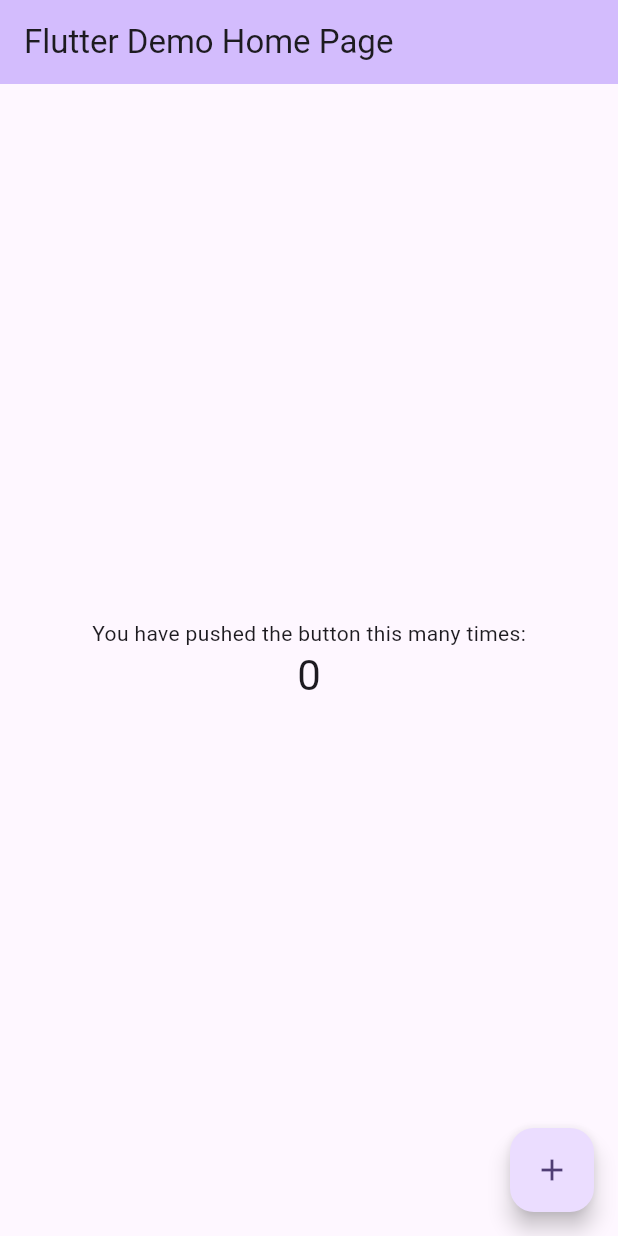
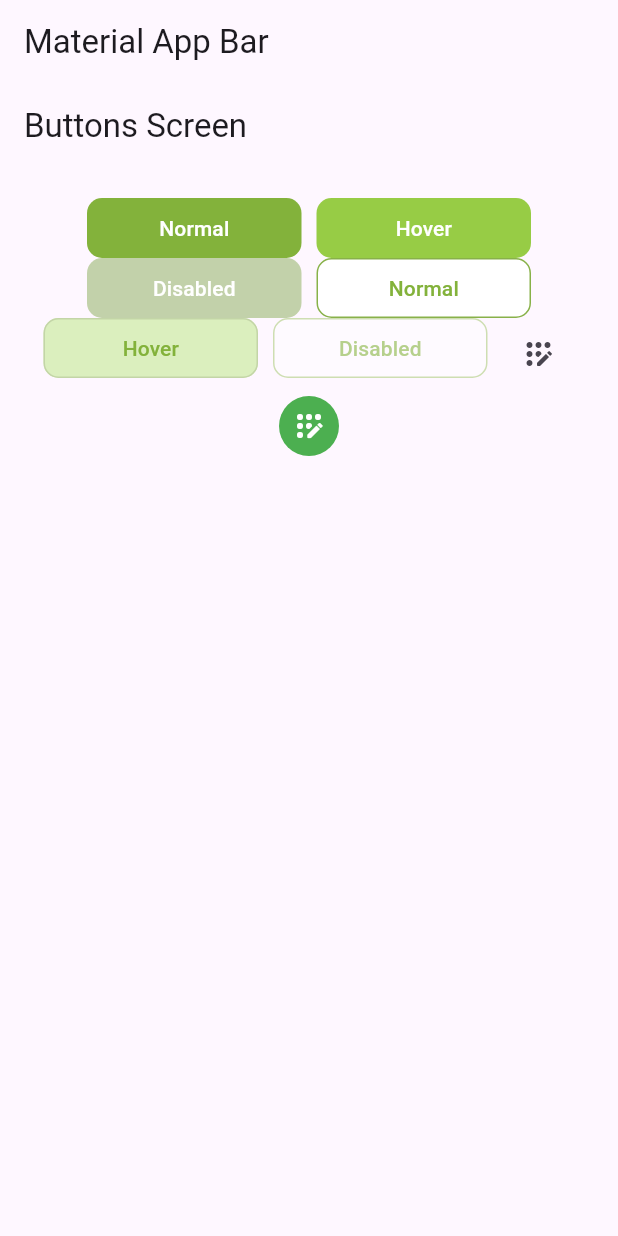
Before and after one commit to felipealvarezbenitez/UI_Kit_inParty, a Flutter app: the screen it shows after launch, on a phone screen of 412 x 824 dp. Run offline on Flutter 3.47's test engine with Material 3 defaults, Android fonts, the phone set to English and light mode, and no system bars.

Commit message:
buttons UI KIT inparty

```diff
--- a/lib/main.dart
+++ b/lib/main.dart
@@ -1,125 +1,21 @@
 import 'package:flutter/material.dart';
+import 'package:inparty_components/presentation/screen/buttons/buttons_screen.dart';
 
-void main() {
-  runApp(const MyApp());
-}
+void main() => runApp(const MyApp());
 
 class MyApp extends StatelessWidget {
   const MyApp({super.key});
 
-  // This widget is the root of your application.
   @override
   Widget build(BuildContext context) {
     return MaterialApp(
-      title: 'Flutter Demo',
-      theme: ThemeData(
-        // This is the theme of your application.
-        //
-        // TRY THIS: Try running your application with "flutter run". You'll see
-        // the application has a purple toolbar. Then, without quitting the app,
-        // try changing the seedColor in the colorScheme below to Colors.green
-        // and then invoke "hot reload" (save your changes or press the "hot
-        // reload" button in a Flutter-supported IDE, or press "r" if you used
-        // the command line to start the app).
-        //
-        // Notice that the counter didn't reset back to zero; the application
-        // state is not lost during the reload. To reset the state, use hot
-        // restart instead.
-        //
-        // This works for code too, not just values: Most code changes can be
-        // tested with just a hot reload.
-        colorScheme: ColorScheme.fromSeed(seedColor: Colors.deepPurple),
-        useMaterial3: true,
+      title: 'Material App',
+      home: Scaffold(
+        appBar: AppBar(
+          title: const Text('Material App Bar'),
+        ),
+        body: const ButtonsScreen()
       ),
-      home: const MyHomePage(title: 'Flutter Demo Home Page'),
     );
   }
 }
-
-class MyHomePage extends StatefulWidget {
-  const MyHomePage({super.key, required this.title});
-
-  // This widget is the home page of your application. It is stateful, meaning
-  // that it has a State object (defined below) that contains fields that affect
-  // how it looks.
-
-  // This class is the configuration for the state. It holds the values (in this
-  // case the title) provided by the parent (in this case the App widget) and
-  // used by the build method of the State. Fields in a Widget subclass are
-  // always marked "final".
-
-  final String title;
-
-  @override
-  State<MyHomePage> createState() => _MyHomePageState();
-}
-
-class _MyHomePageState extends State<MyHomePage> {
-  int _counter = 0;
-
-  void _incrementCounter() {
-    setState(() {
-      // This call to setState tells the Flutter framework that something has
-      // changed in this State, which causes it to rerun the build method below
-      // so that the display can reflect the updated values. If we changed
-      // _counter without calling setState(), then the build method would not be
-      // called again, and so nothing would appear to happen.
-      _counter++;
-    });
-  }
-
-  @override
-  Widget build(BuildContext context) {
-    // This method is rerun every time setState is called, for instance as done
-    // by the _incrementCounter method above.
-    //
-    // The Flutter framework has been optimized to make rerunning build methods
-    // fast, so that you can just rebuild anything that needs updating rather
-    // than having to individually change instances of widgets.
-    return Scaffold(
-      appBar: AppBar(
-        // TRY THIS: Try changing the color here to a specific color (to
-        // Colors.amber, perhaps?) and trigger a hot reload to see the AppBar
-        // change color while the other colors stay the same.
-        backgroundColor: Theme.of(context).colorScheme.inversePrimary,
-        // Here we take the value from the MyHomePage object that was created by
-        // the App.build method, and use it to set our appbar title.
-        title: Text(widget.title),
-      ),
-      body: Center(
-        // Center is a layout widget. It takes a single child and positions it
-        // in the middle of the parent.
-        child: Column(
-          // Column is also a layout widget. It takes a list of children and
-          // arranges them vertically. By default, it sizes itself to fit its
-          // children horizontally, and tries to be as tall as its parent.
-          //
-          // Column has various properties to control how it sizes itself and
-          // how it positions its children. Here we use mainAxisAlignment to
-          // center the children vertically; the main axis here is the vertical
-          // axis because Columns are vertical (the cross axis would be
-          // horizontal).
-          //
-          // TRY THIS: Invoke "debug painting" (choose the "Toggle Debug Paint"
-          // action in the IDE, or press "p" in the console), to see the
-          // wireframe for each widget.
-          mainAxisAlignment: MainAxisAlignment.center,
-          children: <Widget>[
-            const Text(
-              'You have pushed the button this many times:',
-            ),
-            Text(
-              '$_counter',
-              style: Theme.of(context).textTheme.headlineMedium,
-            ),
-          ],
-        ),
-      ),
-      floatingActionButton: FloatingActionButton(
-        onPressed: _incrementCounter,
-        tooltip: 'Increment',
-        child: const Icon(Icons.add),
-      ), // This trailing comma makes auto-formatting nicer for build methods.
-    );
-  }
-}
--- /dev/null
+++ b/lib/presentation/screen/buttons/buttons_screen.dart
@@ -0,0 +1,224 @@
+import 'package:flutter/material.dart';
+
+class ButtonsScreen extends StatelessWidget {
+
+  static const String name = 'buttons_screen';
+
+  const ButtonsScreen({super.key});
+
+  @override
+  Widget build(BuildContext context) {
+    return Scaffold(
+      appBar: AppBar(
+        title: const Text('Buttons Screen'),
+      ),
+      body: const _ButtonsView(),
+    );
+  }
+}
+
+class _ButtonsView extends StatelessWidget {
+  const _ButtonsView();
+
+  @override
+  Widget build(BuildContext context) {
+
+    return SizedBox(
+      width: double.infinity,
+      child: Padding(
+        padding: const EdgeInsets.symmetric(horizontal: 10, vertical: 20),
+        child: Wrap(
+          spacing: 10,
+          alignment: WrapAlignment.center,
+          children: [
+
+            SizedBox(
+              width: 143,
+              height: 40,
+              child:  ElevatedButton(
+                onPressed: null,
+                style: ButtonStyle(
+                  backgroundColor: const MaterialStatePropertyAll(Color.fromARGB(255, 131, 178, 59)),
+                  shape: MaterialStatePropertyAll(
+                    RoundedRectangleBorder(
+                    borderRadius: BorderRadius.circular(10)
+                    )
+                  )
+                ),
+                child: const Text(
+                  'Normal',
+                  style: TextStyle(
+                    color: Color.fromARGB(255, 255, 255, 255)
+                  ),
+                ),
+              )
+            ),
+
+            SizedBox(
+              width: 143,
+              height: 40,
+              child:  ElevatedButton(
+                onPressed: null,
+                style: ButtonStyle(
+                  backgroundColor: const MaterialStatePropertyAll(Color.fromARGB(255, 151, 204, 69)),
+                  shape: MaterialStatePropertyAll(
+                    RoundedRectangleBorder(
+                    borderRadius: BorderRadius.circular(10)
+                    )
+                  )
+                ),
+                child: const Text(
+                  'Hover',
+                  style: TextStyle(
+                    color: Color.fromARGB(255, 255, 255, 255)
+                  ),
+                ),
+              )
+            ),
+
+            SizedBox(
+              width: 143,
+              height: 40,
+              child:  ElevatedButton(
+                onPressed: null,
+                style: ButtonStyle(
+                  backgroundColor: const MaterialStatePropertyAll(Color.fromARGB(200, 178, 199, 146)),
+                  shape: MaterialStatePropertyAll(
+                    RoundedRectangleBorder(
+                    borderRadius: BorderRadius.circular(10)
+                    )
+                  )
+                ),
+                child: const Text(
+                  'Disabled',
+                  style: TextStyle(
+                    color: Color.fromARGB(255, 255, 255, 255)
+                  ),
+                ),
+              )
+            ),
+
+            SizedBox(
+              width: 143,
+              height: 40,
+              child: OutlinedButton(
+                onPressed: (){},
+                style: ButtonStyle(
+                  backgroundColor: const MaterialStatePropertyAll(Color.fromARGB(255, 255, 255, 255)),
+                  shape: MaterialStatePropertyAll(
+                    RoundedRectangleBorder(
+                      borderRadius: BorderRadius.circular(10)
+                    )
+                  ),
+                  side: const MaterialStatePropertyAll(
+                    BorderSide(
+                      color: Color.fromARGB(255, 136, 177, 73)
+                    )
+                  )
+                ),
+                child: const Text(
+                  'Normal',
+                  style: TextStyle(
+                    color: Color.fromARGB(255, 131, 178, 59)
+                  ),
+                ),
+              ),
+            ),
+
+            SizedBox(
+              width: 143,
+              height: 40,
+              child: OutlinedButton(
+                onPressed: (){},
+                style: ButtonStyle(
+                  backgroundColor: const MaterialStatePropertyAll(Color.fromARGB(255, 219, 239, 190)),
+                  shape: MaterialStatePropertyAll(
+                    RoundedRectangleBorder(
+                      borderRadius: BorderRadius.circular(10)
+                    )
+                  ),
+                  side: const MaterialStatePropertyAll(
+                    BorderSide(
+                      color: Color.fromARGB(255, 195, 213, 167)
+                    )
+                  )
+                ),
+                child: const Text(
+                  'Hover',
+                  style: TextStyle(
+                    color: Color.fromARGB(255, 131, 178, 59)
+                  ),
+                ),
+              ),
+            ),
+
+            SizedBox(
+              width: 143,
+              height: 40,
+              child: OutlinedButton(
+                onPressed: (){},
+                style: ButtonStyle(
+                  backgroundColor: const MaterialStatePropertyAll(Color.fromARGB(100, 255, 255, 255)),
+                  shape: MaterialStatePropertyAll(
+                    RoundedRectangleBorder(
+                      borderRadius: BorderRadius.circular(10)
+                    )
+                  ),
+                  side: const MaterialStatePropertyAll(
+                    BorderSide(
+                      color: Color.fromARGB(100, 131, 178, 59)
+                    )
+                  )
+                ),
+                child: const Text(
+                  'Disabled',
+                  style: TextStyle(
+                    color: Color.fromARGB(150, 131, 178, 59)
+                  ),
+                ),
+              ),
+            ),
+
+            IconButton(onPressed: (){}, icon: const Icon( Icons.app_registration_rounded)),
+            IconButton(
+              onPressed: (){},
+              icon: const Icon( Icons.app_registration_rounded),
+              style: const ButtonStyle(
+                backgroundColor: MaterialStatePropertyAll(Colors.green),
+                iconColor: MaterialStatePropertyAll(Colors.white),
+              ),
+            )
+
+          ],
+        ),
+      ),
+    );
+  }
+}
+
+
+class CustomButton extends StatelessWidget {
+
+  const CustomButton({super.key});
+
+  @override
+  Widget build(BuildContext context) {
+
+    final colors = Theme.of(context).colorScheme;
+
+
+    return ClipRRect(
+      borderRadius: BorderRadius.circular(20),
+      child: Material(
+        color: colors.primary,
+        child: InkWell(
+          onTap: () {},
+          child: const Padding(
+            padding: EdgeInsets.symmetric( horizontal: 20, vertical: 10),
+            child: Text('Hola Mundo', style: TextStyle(color: Colors.white))
+          ),
+        ),
+      ),
+    );
+  }
+}
```
Also changed, not shown: pubspec.yaml (+4 -12 lines), pubspec.lock.
